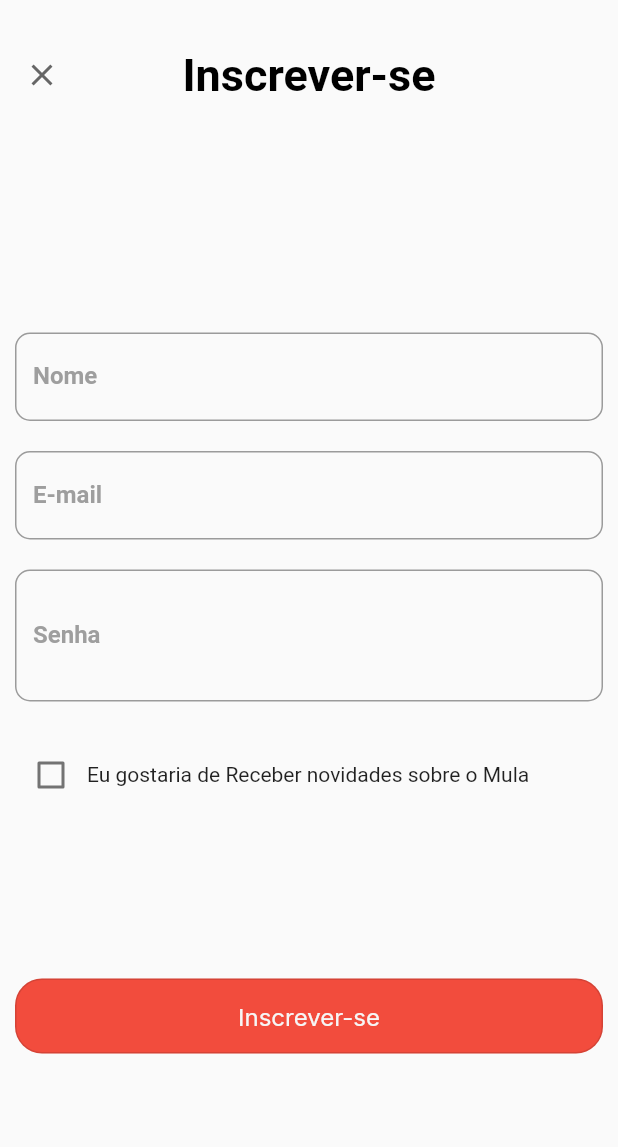
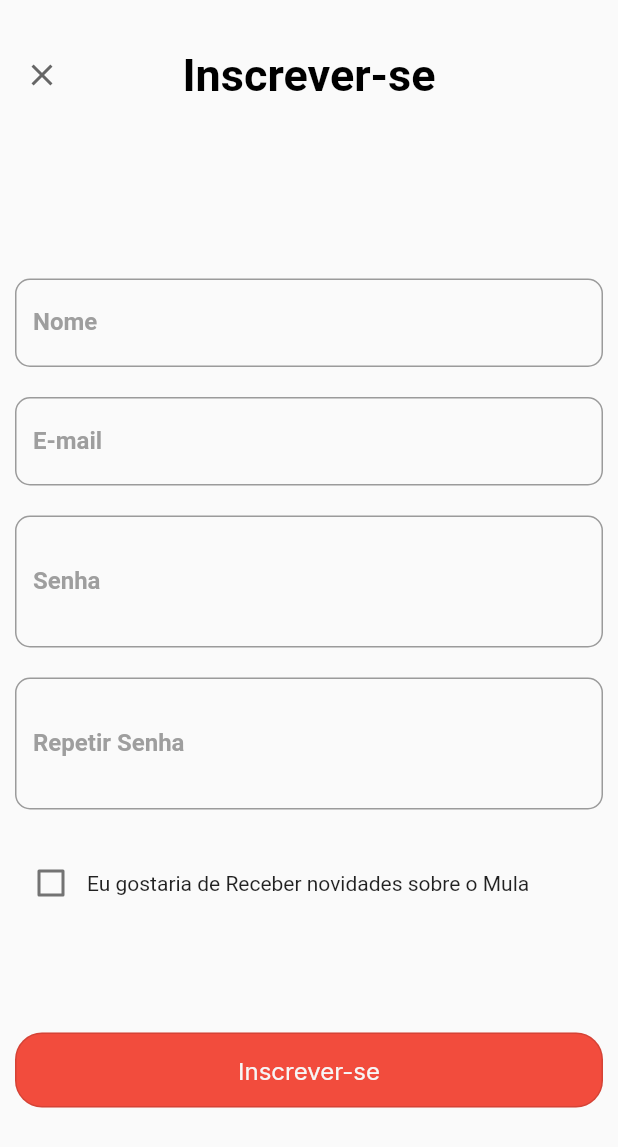
Before and after one commit to TheYanVictor/TheMulaProject.dart, a Flutter app: the criarCadastrp screen opened by its route, on a phone screen of 412 x 824 dp. Shown: the top 1147 px of the screen. Run offline on Flutter 3.47's test engine with Material 2 defaults, Android fonts, the phone set to English and light mode, and no system bars; our stand-ins replace device_preview, google_fonts; missing offline and left inert: dart:html; key blocks and very long unbroken strings in the code were emptied for the run.

Commit message:
ultimos ajustes (espero)

```diff
--- a/mulaProject/lib/view/criar_cadastro.dart
+++ b/mulaProject/lib/view/criar_cadastro.dart
@@ -16,6 +16,7 @@ class _criarCadastrpState extends State<criarCadastrp> {
 
   //senha visivel
     bool senhaInvisivel = true;
+    bool senhaInvisivel2 = true;
 
   @override
   Widget build(BuildContext context) {
@@ -133,6 +134,44 @@ class _criarCadastrpState extends State<criarCadastrp> {
                 obscureText: senhaInvisivel,
               ),
 
+              SizedBox(height: 20),
+
+              TextField(
+                decoration: InputDecoration(
+                    border: OutlineInputBorder(
+                        borderRadius: BorderRadius.horizontal(
+                            left: Radius.circular(10), right: Radius.circular(10))),
+                    label: Text(
+                      'Repetir Senha',
+                      style: TextStyle(
+                          fontWeight: FontWeight.bold,
+                          color: Colors.grey,
+                          fontSize: 16),
+                    ),
+                    suffix: TextButton(
+
+                        child: Text(
+                          'Ver   ', //ignora a gambiarra
+                          style: TextStyle(
+                            color: Color(0xFFF24C3D),
+                            fontWeight: FontWeight.bold,
+                          ),
+                        ),
+                        onPressed: () {
+                          bool estado = senhaInvisivel2;
+                          //funcionalidade de "desobscurecer" o texto do textField
+                          setState(() {
+                            senhaInvisivel2 = !estado;
+                          });
+
+                        },
+                        style: TextButton.styleFrom(
+                          minimumSize: Size.zero,
+                          padding: EdgeInsets.zero,
+                        ))),
+                obscureText: senhaInvisivel2,
+              ),
+
               SizedBox(height: 25),
 
               Row(
```
